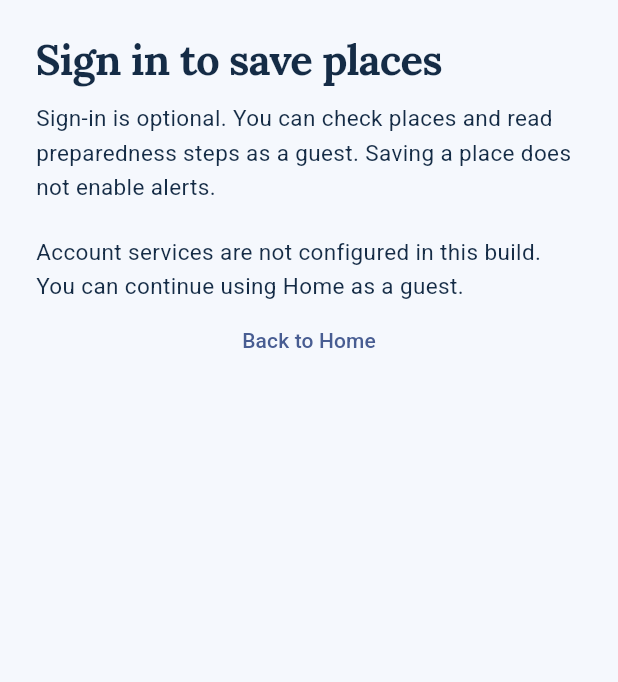
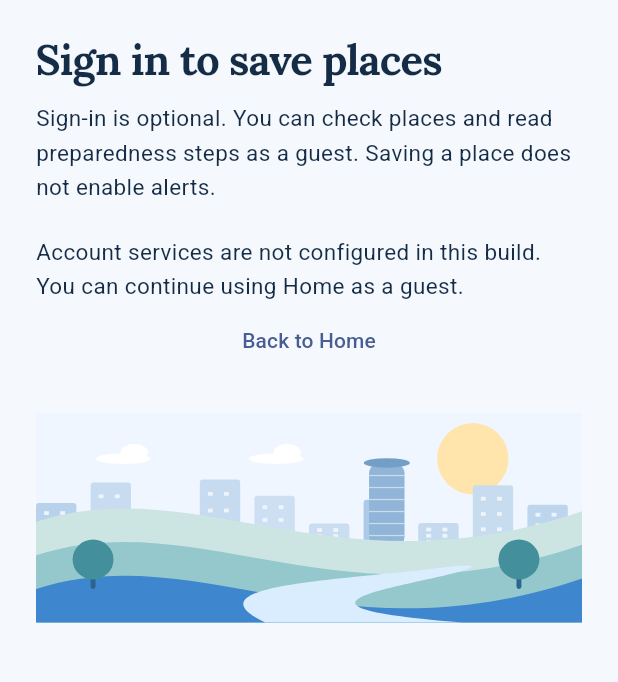
Before and after one commit to princessimelda/AutomatedFloodAlert, a Flutter app: the screen it shows after launch, after a tap on "Use my location", after a tap on the "person outline" icon, on a phone screen of 412 x 824 dp, the part 84-766 px from its top. Run offline on Flutter 3.47's test engine with Material 3 defaults, Android fonts, the phone set to English and light mode, and no system bars; our stand-ins replace flutter_map, geolocator, latlong2, supabase_flutter; accounts and stored records are empty.

Commit message:
style(ui): refine onboarding artwork
Refine the responsive city landscape, expose it below optional account actions, and fix enlarged-text wrapping. Include before/after previews and eight layout checks. Closes #21.

```diff
--- a/floodsafe/lib/account/account_screen.dart
+++ b/floodsafe/lib/account/account_screen.dart
@@ -277,6 +277,10 @@ class _AccountScreenState extends State<AccountScreen> {
                   onPressed: () => Navigator.pop(context),
                   child: const Text('Back to Home'),
                 ),
+                if (!signedIn) ...[
+                  const SizedBox(height: 24),
+                  const Landscape(height: 140),
+                ],
               ],
             ),
           ),
--- a/floodsafe/lib/ui.dart
+++ b/floodsafe/lib/ui.dart
@@ -204,7 +204,11 @@ class Landscape extends StatelessWidget {
   Widget build(BuildContext context) => SizedBox(
     height: height,
     width: double.infinity,
-    child: CustomPaint(painter: LandscapePainter()),
+    child: ExcludeSemantics(
+      child: RepaintBoundary(
+        child: ClipRect(child: CustomPaint(painter: LandscapePainter())),
+      ),
+    ),
   );
 }
 
@@ -214,31 +218,90 @@ class LandscapePainter extends CustomPainter {
     final w = s.width;
     final h = s.height;
     final p = Paint();
+    c.drawRect(Offset.zero & s, p..color = const Color(0xFFF0F6FF));
     c.drawCircle(
-      Offset(w * .78, h * .25),
-      h * .19,
-      p..color = const Color(0xFFE5F0FC),
+      Offset(w * .8, h * .22),
+      math.min(w * .08, h * .17),
+      p..color = const Color(0xFFFFE5AC),
     );
+    // Quiet sky details stay behind the skyline and never carry information.
+    for (final x in [.16, .44]) {
+      final cloud = Path()
+        ..addOval(
+          Rect.fromCenter(
+            center: Offset(w * x, h * .22),
+            width: w * .1,
+            height: h * .05,
+          ),
+        )
+        ..addOval(
+          Rect.fromCenter(
+            center: Offset(w * (x + .02), h * .19),
+            width: w * .05,
+            height: h * .08,
+          ),
+        );
+      c.drawPath(cloud, p..color = Colors.white);
+    }
     final random = math.Random(8);
-    for (var i = 0; i < 30; i++) {
-      final x = w * i / 30;
-      final bh = h * (.08 + random.nextDouble() * .28);
+    final count = (w / 38).round().clamp(8, 22);
+    final slot = w / count;
+    for (var i = 0; i < count; i++) {
+      final x = slot * i;
+      final bh = h * (.12 + random.nextDouble() * .23);
+      final buildingWidth = slot * .74;
+      final top = h * .65 - bh;
       c.drawRRect(
         RRect.fromRectAndRadius(
-          Rect.fromLTWH(x, h * .66 - bh, w / 36, bh),
+          Rect.fromLTWH(x, top, buildingWidth, bh),
           const Radius.circular(2),
         ),
         p
           ..color = Color.lerp(
-            const Color(0xFFDBEAF8),
-            const Color(0xFFB6D3ED),
+            const Color(0xFFD4E4F4),
+            const Color(0xFFA9C8E6),
             random.nextDouble(),
           )!,
       );
-      if (i % 6 == 0) {
-        c.drawRect(Rect.fromLTWH(x + w / 80, h * .66 - bh - 12, 3, 12), p);
+      for (var floor = 0; floor < 3; floor++) {
+        for (var column = 0; column < 2; column++) {
+          c.drawRect(
+            Rect.fromLTWH(
+              x + buildingWidth * (.2 + column * .4),
+              top + bh * (.18 + floor * .24),
+              buildingWidth * .12,
+              h * .018,
+            ),
+            p..color = const Color(0xFFECF4FC),
+          );
+        }
       }
     }
+    // A simplified civic tower gives the city silhouette a local reference.
+    final tower = Rect.fromLTWH(w * .61, h * .24, w * .065, h * .4);
+    c.drawRRect(
+      RRect.fromRectAndRadius(tower, Radius.circular(w * .02)),
+      p..color = const Color(0xFF90B5D8),
+    );
+    for (var i = 1; i < 7; i++) {
+      c.drawRect(
+        Rect.fromLTWH(
+          tower.left,
+          tower.top + tower.height * i / 7,
+          tower.width,
+          h * .006,
+        ),
+        p..color = const Color(0xFFC9DDED),
+      );
+    }
+    c.drawOval(
+      Rect.fromCenter(
+        center: Offset(tower.center.dx, tower.top),
+        width: tower.width * 1.3,
+        height: h * .045,
+      ),
+      p..color = const Color(0xFF739FC6),
+    );
     for (var i = 0; i < 3; i++) {
       final y = h * (.52 + i * .16);
       final path = Path()
@@ -251,8 +314,8 @@ class LandscapePainter extends CustomPainter {
         path,
         p
           ..color = [
-            const Color(0xFFCCE1F8),
-            const Color(0xFF92C1EE),
+            const Color(0xFFCCE5E3),
+            const Color(0xFF94C8CD),
             const Color(0xFF3E86CE),
           ][i],
       );
@@ -264,6 +327,23 @@ class LandscapePainter extends CustomPainter {
       ..cubicTo(w * .34, h * .91, w * .78, h * .8, w * .8, h * .73)
       ..close();
     c.drawPath(river, p..color = const Color(0xFFDAEDFE));
+    for (final x in [.1, .88]) {
+      c.drawRRect(
+        RRect.fromRectAndRadius(
+          Rect.fromLTWH(w * x, h * .72, w * .009, h * .12),
+          const Radius.circular(2),
+        ),
+        p..color = const Color(0xFF2D648E),
+      );
+      c.drawOval(
+        Rect.fromCenter(
+          center: Offset(w * (x + .0045), h * .7),
+          width: w * .075,
+          height: h * .19,
+        ),
+        p..color = const Color(0xFF438F9B),
+      );
+    }
   }
 
   @override
```
Also changed, not shown: floodsafe/lib/onboarding.dart (+10 -3 lines), floodsafe/review/onboarding/after/account-1000.png (added), floodsafe/review/onboarding/after/account-320.png (added), floodsafe/review/onboarding/after/landscape-1000.png (added), floodsafe/review/onboarding/after/landscape-320.png (added), floodsafe/review/onboarding/after/welcome-1000.png (added), floodsafe/review/onboarding/after/welcome-320.png (added), floodsafe/review/onboarding/before/account-1000.png (added), floodsafe/review/onboarding/before/account-320.png (added), floodsafe/review/onboarding/before/landscape-1000.png (added), floodsafe/review/onboarding/before/landscape-320.png (added), floodsafe/review/onboarding/before/welcome-1000.png (added), floodsafe/review/onboarding/before/welcome-320.png (added), 2 other files.
